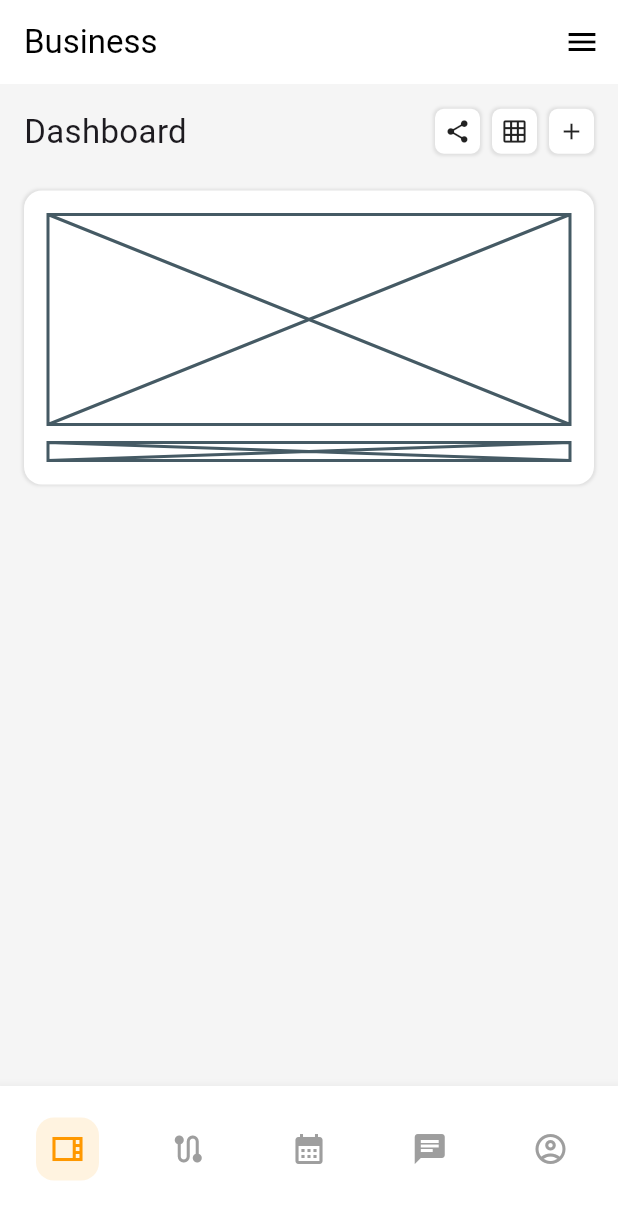
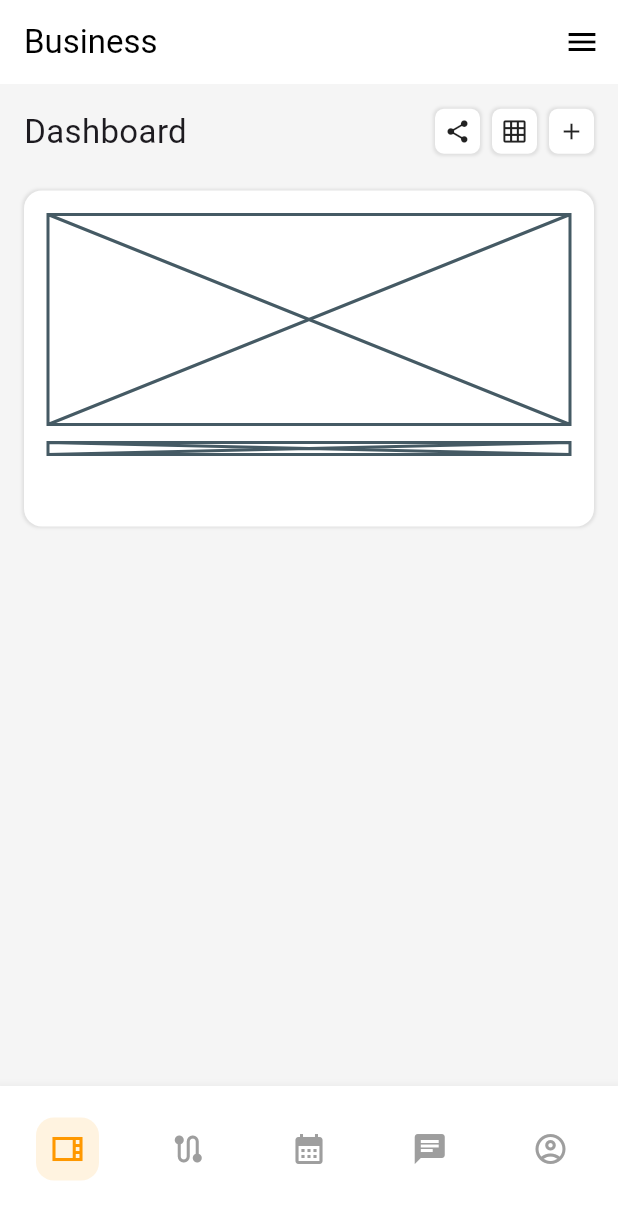
Before and after one commit to JAICHANGPARK/flutter_notebook_chapter_49, a Flutter app: the BusinessMainPage screen opened directly, on a phone screen of 412 x 824 dp. Shown: the top 1220 px of the screen. Run offline on Flutter 3.47's test engine with Material 3 defaults, Android fonts, the phone set to English and light mode, and no system bars; our stand-ins replace dots_indicator, gap, google_fonts.

Commit message:
Update business_main_page.dart

```diff
--- a/lib/ep2467_business_control_center_app/ui/business_main_page.dart
+++ b/lib/ep2467_business_control_center_app/ui/business_main_page.dart
@@ -99,7 +99,8 @@ class _BusinessMainPageState extends State<BusinessMainPage> {
                       children: [
                         Container(height: 140, child: Placeholder()),
                         Gap(12),
-                        SizedBox(height: 12, child: Placeholder()),
+                        SizedBox(height: 8, child: Placeholder()),
+                        Gap(32),
                       ],
                     ),
                   ),
```
